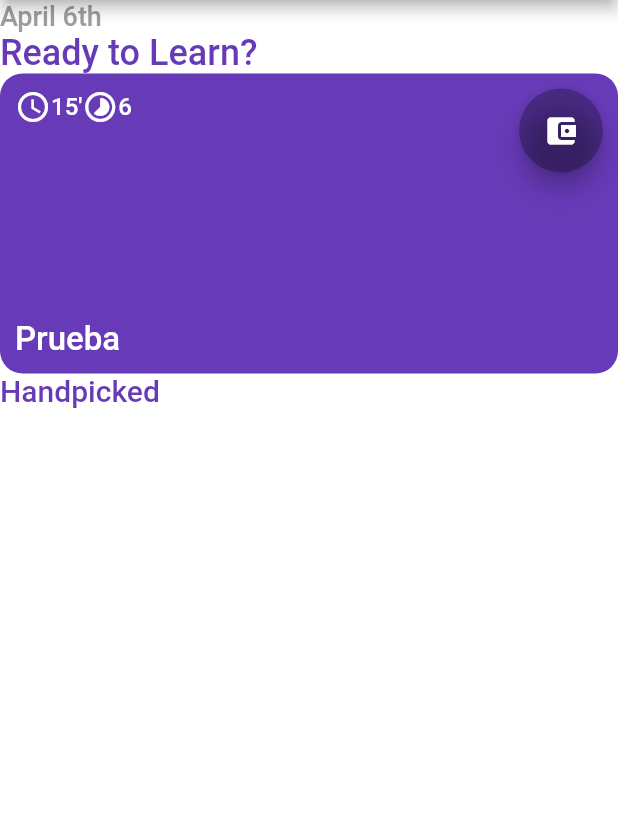
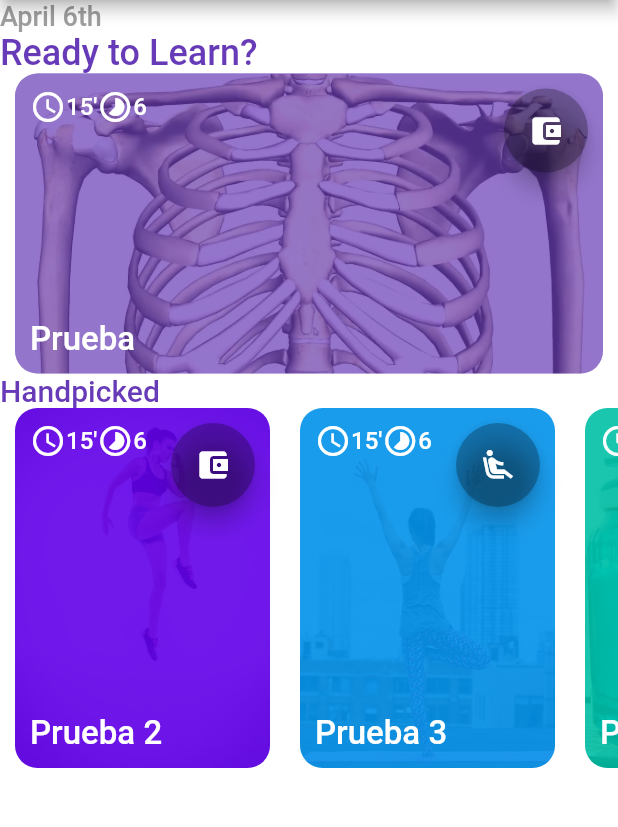
Before and after one commit to gdglapaz/FlutterStudyJam-2019, a Flutter app: the screen it shows after launch, on a phone screen of 412 x 824 dp, the part 84-911 px from its top. Run offline on Flutter 3.47's test engine with Material 2 defaults, Android fonts, the phone set to English and light mode, and no system bars.

Commit message:
Finish Custom Card

```diff
--- a/anatomic_app/lib/screens/home_screen.dart
+++ b/anatomic_app/lib/screens/home_screen.dart
@@ -3,16 +3,31 @@ import 'package:anatomic_app/widgets/custom_text.dart';
 import 'package:anatomic_app/widgets/custom_card.dart';
 
 class HomeScreen extends StatelessWidget {
+  Color mPurpleColor = Color(0xFF6200ea);
+
   @override
   Widget build(BuildContext context) {
+    final mVerticalList = Container(
+      height: 240.0,
+      child: ListView(
+        scrollDirection: Axis.horizontal,
+        children: <Widget>[
+          CustomCard.vertical(2, "Prueba 2", "assets/pic_1.jpg",Icon(Icons.account_balance_wallet), mPurpleColor ),
+          CustomCard.vertical(3, "Prueba 3", "assets/pic_2.jpg",Icon(Icons.airline_seat_recline_extra), Color(0xFF0091ea) ),
+          CustomCard.vertical(4, "Prueba 4", "assets/pic_3.jpg",Icon(Icons.accessible_forward),Color(0xFF00bfa5)),
+        ],
+      ),
+    );
+
     return Container(
       color: Colors.white,
       child: ListView(
         children: <Widget>[
           CustomText("April 6th", Colors.grey, 18.0),
           CustomText("Ready to Learn?", Colors.deepPurple, 24.0),
-          CustomCard(1, "Prueba", Icon(Icons.account_balance_wallet), ),
+          CustomCard(1, "Prueba", "assets/bones_1.jpg",Icon(Icons.account_balance_wallet), ),
           CustomText("Handpicked", Colors.deepPurple, 20.0),
+          mVerticalList
         ],
       ),
     );
--- a/anatomic_app/lib/widgets/custom_card.dart
+++ b/anatomic_app/lib/widgets/custom_card.dart
@@ -3,19 +3,35 @@ import 'package:anatomic_app/widgets/custom_text.dart';
 
 class CustomCard extends StatelessWidget {
   double mPaddingCard = 10.0;
+  double mCustomWidth = 300;
+  double mCustomHeight = 200;
+
   int mId;
   String mTitle;
+  String mPathImage;
   Icon mIcon;
+  Color mFilter = Colors.deepPurple;
+  double mOpacity = 0.3;
 
-  CustomCard(this.mId, this.mTitle, this.mIcon);
+  CustomCard(this.mId, this.mTitle, this.mPathImage,this.mIcon);
+  CustomCard.vertical(this.mId, this.mTitle, this.mPathImage,this.mIcon, this.mFilter){
+    this.mOpacity = 0.1;
+    this.mCustomWidth = 170.0;
+    this.mCustomHeight = 230.0;
+  }
 
   @override
   Widget build(BuildContext context) {
 
     final mContainer = Container(
       decoration: BoxDecoration(
+        color: mFilter,
         borderRadius: BorderRadius.circular(15.0),
-        color: Colors.deepPurple,
+        image: DecorationImage(
+            colorFilter: ColorFilter.mode(mFilter.withOpacity(mOpacity), BlendMode.dstATop),
+            image: AssetImage(mPathImage),
+            fit: BoxFit.cover
+        )
       ),
     );
 
@@ -42,8 +58,9 @@ class CustomCard extends StatelessWidget {
     );
 
     return Container(
-      width: 300.0,
-      height: 200.0,
+      width: mCustomWidth,
+      height: mCustomHeight,
+      margin: EdgeInsets.only(left: 10.0, right: 10.0),
       child: Stack(
         children: <Widget>[
           mContainer,
```
Also changed, not shown: anatomic_app/pubspec.yaml (+8 -2 lines), anatomic_app/assets/avatar.jpg (added), anatomic_app/assets/bones_1.jpg (added), anatomic_app/assets/bones_2.jpeg (added), anatomic_app/assets/bones_3.jpg (added), anatomic_app/assets/bones_4.jpeg (added), anatomic_app/assets/pic_1.jpg (added), anatomic_app/assets/pic_2.jpg (added), anatomic_app/assets/pic_3.jpg (added).
